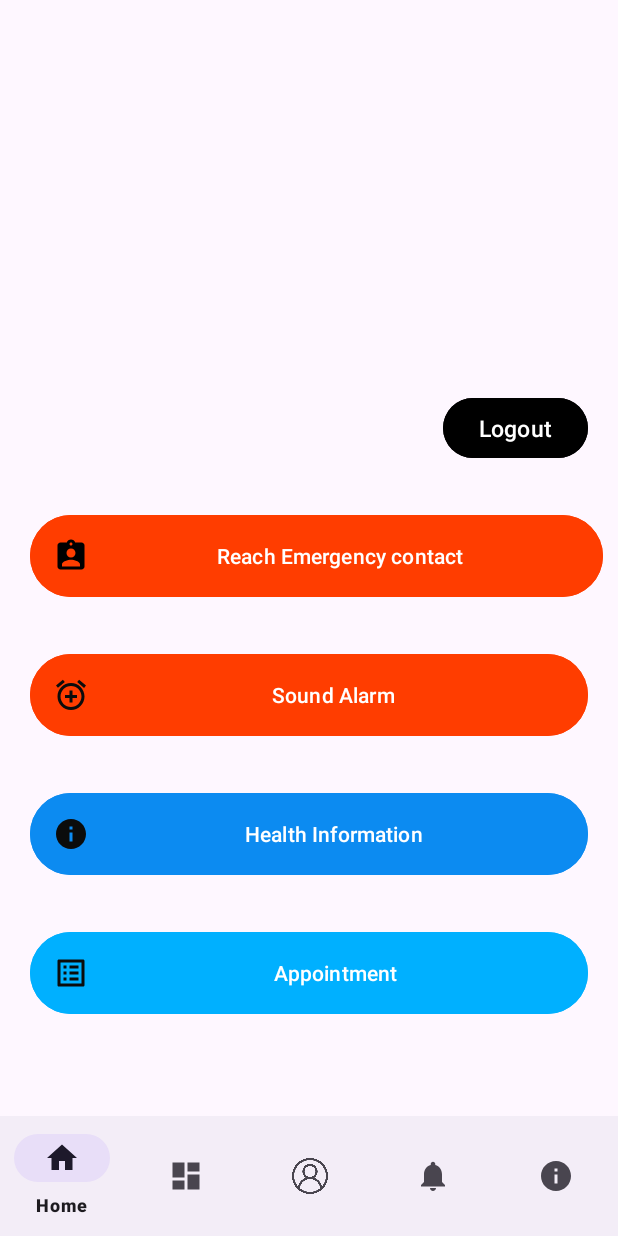
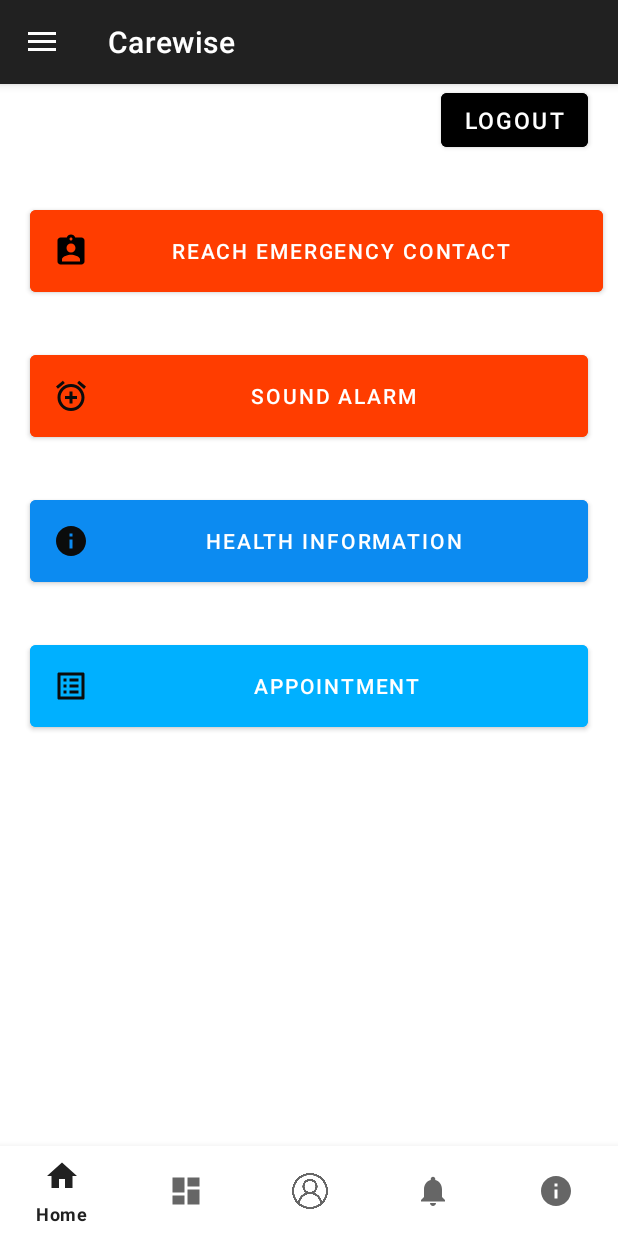
Before and after one commit to Jay1161/Health-Care-for-Senior-Citizen, an Android app: the screen it shows after launch once a user with an empty profile is signed in (MainActivity), on a phone screen of 412 x 824 dp. Run offline under Robolectric (Android 15) with nearby library versions, the light colour scheme and no system bars; our stand-ins replace Firebase (no records; nobody signed in at launch, a user with empty details on screens opened directly).

Commit message:
Drower & edit

```diff
--- a/app/build.gradle
+++ b/app/build.gradle
@@ -73,5 +73,6 @@
     //Firebase Realtime Database
     implementation 'com.google.firebase:firebase-database:20.2.2'
 
+    implementation 'com.google.android.material:material:1.3.0-alpha03'
 
 }
--- a/app/src/main/java/com/example/carewise/MainActivity.java
+++ b/app/src/main/java/com/example/carewise/MainActivity.java
@@ -1,7 +1,9 @@
 package com.example.carewise;
 
 import androidx.annotation.NonNull;
+import androidx.appcompat.app.ActionBarDrawerToggle;
 import androidx.appcompat.app.AppCompatActivity;
+import androidx.drawerlayout.widget.DrawerLayout;
 import androidx.fragment.app.Fragment;
 
 import android.content.Intent;
@@ -22,6 +24,8 @@
 public class MainActivity extends AppCompatActivity {
 
     BottomNavigationView bottomNavigationView;
+    public DrawerLayout drawerLayout;
+    public ActionBarDrawerToggle actionBarDrawerToggle;
 
     @Override
     protected void onCreate(Bundle savedInstanceState) {
@@ -30,9 +34,22 @@
         bottomNavigationView = findViewById(R.id.nav_view);
         bottomNavigationView.setOnNavigationItemSelectedListener(navListener);
         getSupportFragmentManager().beginTransaction().replace(R.id.flFragment, new HomeFragment()).commit();
+        drawerLayout = findViewById(R.id.my_drawer_layout);
+        actionBarDrawerToggle = new ActionBarDrawerToggle(this, drawerLayout, R.string.nav_open, R.string.nav_close);
+        drawerLayout.addDrawerListener(actionBarDrawerToggle);
+        actionBarDrawerToggle.syncState();
 
+        // to make the Navigation drawer icon always appear on the action bar
+        getSupportActionBar().setDisplayHomeAsUpEnabled(true);
     }
+    @Override
+    public boolean onOptionsItemSelected(@NonNull MenuItem item) {
 
+        if (actionBarDrawerToggle.onOptionsItemSelected(item)) {
+            return true;
+        }
+        return super.onOptionsItemSelected(item);
+    }
     private final BottomNavigationView.OnNavigationItemSelectedListener navListener = item -> {
 
         Fragment selectedFragment = null;
--- a/app/src/main/java/com/example/carewise/SplashActivity.java
+++ b/app/src/main/java/com/example/carewise/SplashActivity.java
@@ -16,9 +16,9 @@
     protected void onCreate(Bundle savedInstanceState) {
         super.onCreate(savedInstanceState);
         setContentView(R.layout.activity_splash);
-        getWindow().setFlags(WindowManager.LayoutParams.FLAG_FULLSCREEN,
-                WindowManager.LayoutParams.FLAG_FULLSCREEN);
-        setContentView(R.layout.activity_splash);
+//        getWindow().setFlags(WindowManager.LayoutParams.FLAG_FULLSCREEN,
+//                WindowManager.LayoutParams.FLAG_FULLSCREEN);
+//        setContentView(R.layout.activity_splash);
         preferences = getSharedPreferences("User", MODE_PRIVATE);
 
         new Handler().postDelayed(new Runnable() {
--- /dev/null
+++ b/app/src/main/res/drawable/baseline_arrow_back_24.xml
@@ -0,0 +1,5 @@
+<vector android:autoMirrored="true" android:height="24dp"
+    android:tint="#000000" android:viewportHeight="24"
+    android:viewportWidth="24" android:width="24dp" xmlns:android="http://schemas.android.com/apk/res/android">
+    <path android:fillColor="@android:color/white" android:pathData="M20,11H7.83l5.59,-5.59L12,4l-8,8 8,8 1.41,-1.41L7.83,13H20v-2z"/>
+</vector>
--- /dev/null
+++ b/app/src/main/res/drawable/baseline_light_mode_24.xml
@@ -0,0 +1,5 @@
+<vector android:height="24dp" android:tint="#000000"
+    android:viewportHeight="24" android:viewportWidth="24"
+    android:width="24dp" xmlns:android="http://schemas.android.com/apk/res/android">
+    <path android:fillColor="@android:color/white" android:pathData="M12,7c-2.76,0 -5,2.24 -5,5s2.24,5 5,5s5,-2.24 5,-5S14.76,7 12,7L12,7zM2,13l2,0c0.55,0 1,-0.45 1,-1s-0.45,-1 -1,-1l-2,0c-0.55,0 -1,0.45 -1,1S1.45,13 2,13zM20,13l2,0c0.55,0 1,-0.45 1,-1s-0.45,-1 -1,-1l-2,0c-0.55,0 -1,0.45 -1,1S19.45,13 20,13zM11,2v2c0,0.55 0.45,1 1,1s1,-0.45 1,-1V2c0,-0.55 -0.45,-1 -1,-1S11,1.45 11,2zM11,20v2c0,0.55 0.45,1 1,1s1,-0.45 1,-1v-2c0,-0.55 -0.45,-1 -1,-1C11.45,19 11,19.45 11,20zM5.99,4.58c-0.39,-0.39 -1.03,-0.39 -1.41,0c-0.39,0.39 -0.39,1.03 0,1.41l1.06,1.06c0.39,0.39 1.03,0.39 1.41,0s0.39,-1.03 0,-1.41L5.99,4.58zM18.36,16.95c-0.39,-0.39 -1.03,-0.39 -1.41,0c-0.39,0.39 -0.39,1.03 0,1.41l1.06,1.06c0.39,0.39 1.03,0.39 1.41,0c0.39,-0.39 0.39,-1.03 0,-1.41L18.36,16.95zM19.42,5.99c0.39,-0.39 0.39,-1.03 0,-1.41c-0.39,-0.39 -1.03,-0.39 -1.41,0l-1.06,1.06c-0.39,0.39 -0.39,1.03 0,1.41s1.03,0.39 1.41,0L19.42,5.99zM7.05,18.36c0.39,-0.39 0.39,-1.03 0,-1.41c-0.39,-0.39 -1.03,-0.39 -1.41,0l-1.06,1.06c-0.39,0.39 -0.39,1.03 0,1.41s1.03,0.39 1.41,0L7.05,18.36z"/>
+</vector>
--- /dev/null
+++ b/app/src/main/res/drawable/baseline_share_24.xml
@@ -0,0 +1,5 @@
+<vector android:height="24dp" android:tint="#000000"
+    android:viewportHeight="24" android:viewportWidth="24"
+    android:width="24dp" xmlns:android="http://schemas.android.com/apk/res/android">
+    <path android:fillColor="@android:color/white" android:pathData="M18,16.08c-0.76,0 -1.44,0.3 -1.96,0.77L8.91,12.7c0.05,-0.23 0.09,-0.46 0.09,-0.7s-0.04,-0.47 -0.09,-0.7l7.05,-4.11c0.54,0.5 1.25,0.81 2.04,0.81 1.66,0 3,-1.34 3,-3s-1.34,-3 -3,-3 -3,1.34 -3,3c0,0.24 0.04,0.47 0.09,0.7L8.04,9.81C7.5,9.31 6.79,9 6,9c-1.66,0 -3,1.34 -3,3s1.34,3 3,3c0.79,0 1.5,-0.31 2.04,-0.81l7.12,4.16c-0.05,0.21 -0.08,0.43 -0.08,0.65 0,1.61 1.31,2.92 2.92,2.92 1.61,0 2.92,-1.31 2.92,-2.92s-1.31,-2.92 -2.92,-2.92z"/>
+</vector>
--- /dev/null
+++ b/app/src/main/res/drawable/baseline_star_rate_24.xml
@@ -0,0 +1,5 @@
+<vector android:height="24dp" android:tint="#000000"
+    android:viewportHeight="24" android:viewportWidth="24"
+    android:width="24dp" xmlns:android="http://schemas.android.com/apk/res/android">
+    <path android:fillColor="@android:color/white" android:pathData="M14.43,10l-2.43,-8l-2.43,8l-7.57,0l6.18,4.41l-2.35,7.59l6.17,-4.69l6.18,4.69l-2.35,-7.59l6.17,-4.41z"/>
+</vector>
--- /dev/null
+++ b/app/src/main/res/drawable/round_info_24.xml
@@ -0,0 +1,5 @@
+<vector android:height="24dp" android:tint="#000000"
+    android:viewportHeight="24" android:viewportWidth="24"
+    android:width="24dp" xmlns:android="http://schemas.android.com/apk/res/android">
+    <path android:fillColor="@android:color/white" android:pathData="M12,2C6.48,2 2,6.48 2,12s4.48,10 10,10 10,-4.48 10,-10S17.52,2 12,2zM12,17c-0.55,0 -1,-0.45 -1,-1v-4c0,-0.55 0.45,-1 1,-1s1,0.45 1,1v4c0,0.55 -0.45,1 -1,1zM13,9h-2L11,7h2v2z"/>
+</vector>
--- a/app/src/main/res/layout/activity_main.xml
+++ b/app/src/main/res/layout/activity_main.xml
@@ -1,22 +1,59 @@
 <?xml version="1.0" encoding="utf-8"?>
+<androidx.drawerlayout.widget.DrawerLayout
+    xmlns:android="http://schemas.android.com/apk/res/android"
+    xmlns:app="http://schemas.android.com/apk/res-auto"
+    xmlns:tools="http://schemas.android.com/tools"
+    android:id="@+id/my_drawer_layout"
+    android:layout_width="match_parent"
+    android:layout_height="match_parent"
+    tools:context=".MainActivity"
+    tools:ignore="HardcodedText">
+
+        <LinearLayout
+            android:layout_width="match_parent"
+            android:layout_height="match_parent">
+                <com.google.android.material.bottomnavigation.BottomNavigationView
+                    android:layout_width="match_parent"
+                    android:layout_height="60dp"
+                    android:id="@+id/nav_view"
+                    app:menu="@menu/bottom_nav_menu"
+                    android:layout_gravity="bottom"
+                    android:layout_alignParentBottom="true" />
+        </LinearLayout>
+
+        <!-- this the navigation view which draws and shows the navigation drawer -->
+        <!-- include the menu created in the menu folder -->
+        <com.google.android.material.navigation.NavigationView
+            android:layout_width="wrap_content"
+            android:layout_height="match_parent"
+            android:layout_gravity="start"
+            app:menu="@menu/navigation_menu" />
+        <FrameLayout
+            android:id="@+id/flFragment"
+            android:layout_width="match_parent"
+            android:layout_height="match_parent"
+            android:layout_above="@+id/nav_view"/>
+
+
+</androidx.drawerlayout.widget.DrawerLayout>
+<!--
 <RelativeLayout xmlns:android="http://schemas.android.com/apk/res/android"
     xmlns:app="http://schemas.android.com/apk/res-auto"
     android:id="@+id/container"
     android:layout_width="match_parent"
-    android:layout_height="match_parent"
-    android:orientation="vertical" >
+    android:layout_height="match_parent">
 
         <FrameLayout
             android:id="@+id/flFragment"
             android:layout_width="match_parent"
-            android:layout_height="wrap_content"
+            android:layout_height="match_parent"
             android:layout_above="@+id/nav_view"/>
 
         <com.google.android.material.bottomnavigation.BottomNavigationView
             android:layout_width="match_parent"
-            android:layout_height="wrap_content"
+            android:layout_height="60dp"
             android:id="@+id/nav_view"
             app:menu="@menu/bottom_nav_menu"
             android:layout_alignParentBottom="true" />
 
-</RelativeLayout>
+</RelativeLayout>-->
--- a/app/src/main/res/layout/fragment_home.xml
+++ b/app/src/main/res/layout/fragment_home.xml
@@ -4,9 +4,6 @@
     xmlns:tools="http://schemas.android.com/tools"
     android:layout_width="match_parent"
     android:layout_height="match_parent"
-    android:orientation="vertical"
-    android:layout_marginBottom="?attr/actionBarSize"
-    tools:openDrawer="right"
     tools:context=".Fragment.HomeFragment">
 
     <!--
@@ -22,22 +19,19 @@
     -->
 
 
-
-
     <androidx.constraintlayout.widget.ConstraintLayout
         android:layout_width="match_parent"
-        android:layout_height="match_parent"
-        android:orientation="vertical">
+        android:layout_height="match_parent">
 
         <Button
             android:id="@+id/btnlogout"
             android:layout_width="wrap_content"
             android:layout_height="wrap_content"
             android:layout_alignParentRight="true"
+            android:layout_marginRight="20dp"
             android:backgroundTint="@color/black"
             android:text="Logout"
             android:textSize="15dp"
-            android:layout_marginRight="20dp"
             app:layout_constraintEnd_toEndOf="parent"
             tools:ignore="MissingConstraints"
             tools:layout_editor_absoluteY="16dp" />
@@ -46,57 +40,57 @@
             android:id="@+id/reach_emerg"
             android:layout_width="match_parent"
             android:layout_height="wrap_content"
+            android:layout_marginLeft="20dp"
+            android:layout_marginTop="30dp"
             android:layout_marginRight="10dp"
-            android:layout_marginLeft="20dp"
             android:backgroundTint="#FF3D00"
+            android:drawableLeft="@drawable/emergency"
+            android:padding="15dp"
             android:paddingHorizontal="16dp"
-            android:drawableLeft="@drawable/emergency"
             android:text="Reach Emergency contact"
-            android:layout_marginTop="30dp"
             app:layout_constraintTop_toBottomOf="@+id/btnlogout"
-            android:padding="15dp"
             tools:ignore="MissingConstraints" />
 
         <Button
             android:id="@+id/alarm"
             android:layout_width="match_parent"
             android:layout_height="wrap_content"
+            android:layout_marginLeft="20dp"
+            android:layout_marginTop="30dp"
             android:layout_marginRight="20dp"
-            android:layout_marginLeft="20dp"
             android:backgroundTint="#FF3D00"
             android:drawableLeft="@drawable/baseline_add_alarm_24"
+            android:padding="15dp"
             android:text="Sound Alarm"
-            android:layout_marginTop="30dp"
             app:layout_constraintTop_toBottomOf="@+id/reach_emerg"
-            android:padding="15dp"
             tools:ignore="MissingConstraints" />
 
         <Button
             android:id="@+id/health_info"
             android:layout_width="match_parent"
             android:layout_height="wrap_content"
+            android:layout_marginLeft="20dp"
+            android:layout_marginTop="30dp"
             android:layout_marginRight="20dp"
-            android:layout_marginLeft="20dp"
             android:backgroundTint="#0C8BF1"
             android:drawableLeft="@drawable/healthinfo"
+            android:padding="15dp"
             android:text="Health Information"
-            android:layout_marginTop="30dp"
             app:layout_constraintTop_toBottomOf="@+id/alarm"
-            android:padding="15dp"
             tools:ignore="MissingConstraints" />
 
         <Button
             android:id="@+id/appointment"
             android:layout_width="match_parent"
             android:layout_height="wrap_content"
+            android:layout_marginLeft="20dp"
+            android:layout_marginTop="30dp"
             android:layout_marginRight="20dp"
-            android:layout_marginLeft="20dp"
             android:backgroundTint="#00B0FF"
             android:drawableLeft="@drawable/appointment"
+            android:padding="15dp"
             android:text=" Appointment"
-            android:layout_marginTop="30dp"
             app:layout_constraintTop_toBottomOf="@+id/health_info"
-            android:padding="15dp"
             tools:ignore="MissingConstraints" />
 
     </androidx.constraintlayout.widget.ConstraintLayout>
--- a/app/src/main/res/menu/navigation_menu.xml
+++ b/app/src/main/res/menu/navigation_menu.xml
@@ -5,17 +5,18 @@
 
     <item
         android:id="@+id/theme"
+        android:icon="@drawable/baseline_light_mode_24"
         android:title="Theme" />
-
     <item
         android:id="@+id/share"
+        android:icon="@drawable/baseline_share_24"
         android:title="Share" />
-
     <item
         android:id="@+id/rate_us"
+        android:icon="@drawable/baseline_star_rate_24"
         android:title="Rate Us" />
     <item
         android:id="@+id/about"
+        android:icon="@drawable/baseline_info_24"
         android:title="About" />
-
 </menu>
--- a/app/src/main/res/values-night/themes.xml
+++ b/app/src/main/res/values-night/themes.xml
@@ -1,6 +1,6 @@
 <resources xmlns:tools="http://schemas.android.com/tools">
     <!-- Base application theme. -->
-    <style name="Base.Theme.Carewise" parent="Theme.Material3.DayNight.NoActionBar">
+    <style name="Base.Theme.Carewise" parent="Theme.MaterialComponents.DayNight.DarkActionBar">
         <!-- Customize your dark theme here. -->
         <!-- <item name="colorPrimary">@color/my_dark_primary</item> -->
     </style>
--- a/app/src/main/res/values/strings.xml
+++ b/app/src/main/res/values/strings.xml
@@ -15,4 +15,7 @@
     <string name="title_notifications">Notifications</string>
     <!-- TODO: Remove or change this placeholder text -->
     <string name="hello_blank_fragment">Hello blank fragment</string>
+
+    <string name="nav_open">Open</string>
+    <string name="nav_close">Close</string>
 </resources>
--- a/app/src/main/res/values/themes.xml
+++ b/app/src/main/res/values/themes.xml
@@ -1,6 +1,6 @@
 <resources xmlns:tools="http://schemas.android.com/tools">
     <!-- Base application theme. -->
-    <style name="Base.Theme.Carewise" parent="Theme.Material3.DayNight.NoActionBar">
+    <style name="Base.Theme.Carewise" parent="Theme.MaterialComponents.DayNight.DarkActionBar">
         <!-- Customize your light theme here. -->
         <!-- <item name="colorPrimary">@color/my_light_primary</item> -->
     </style>
```
Lines whose indentation alone changed are shown as unchanged.
